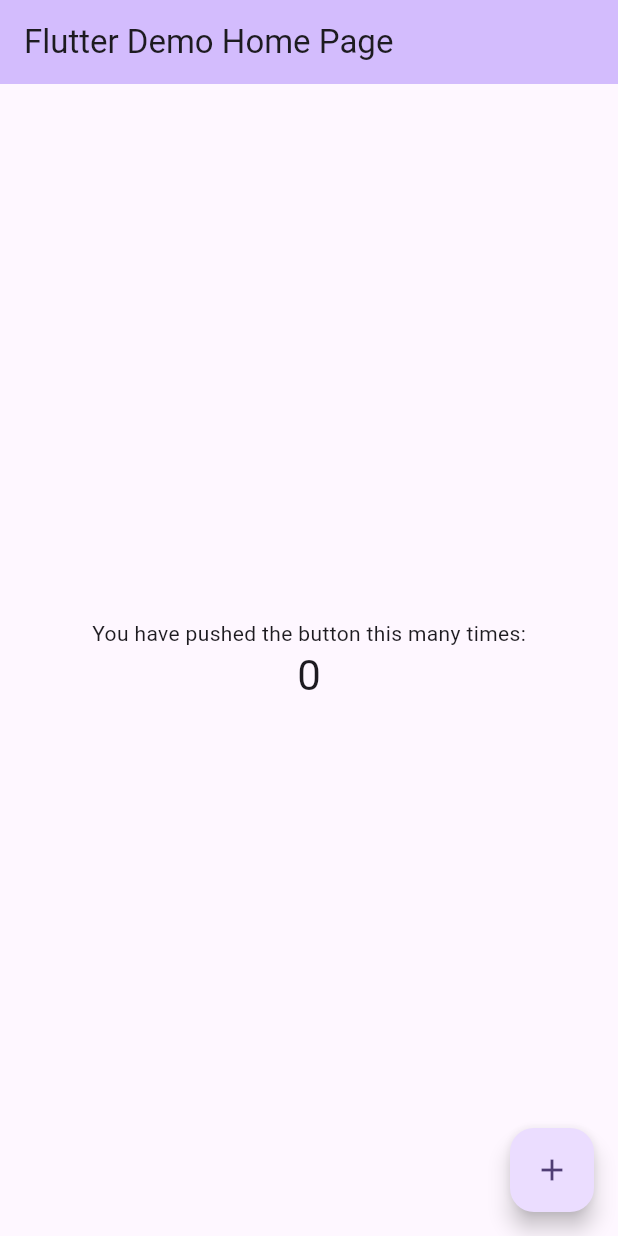
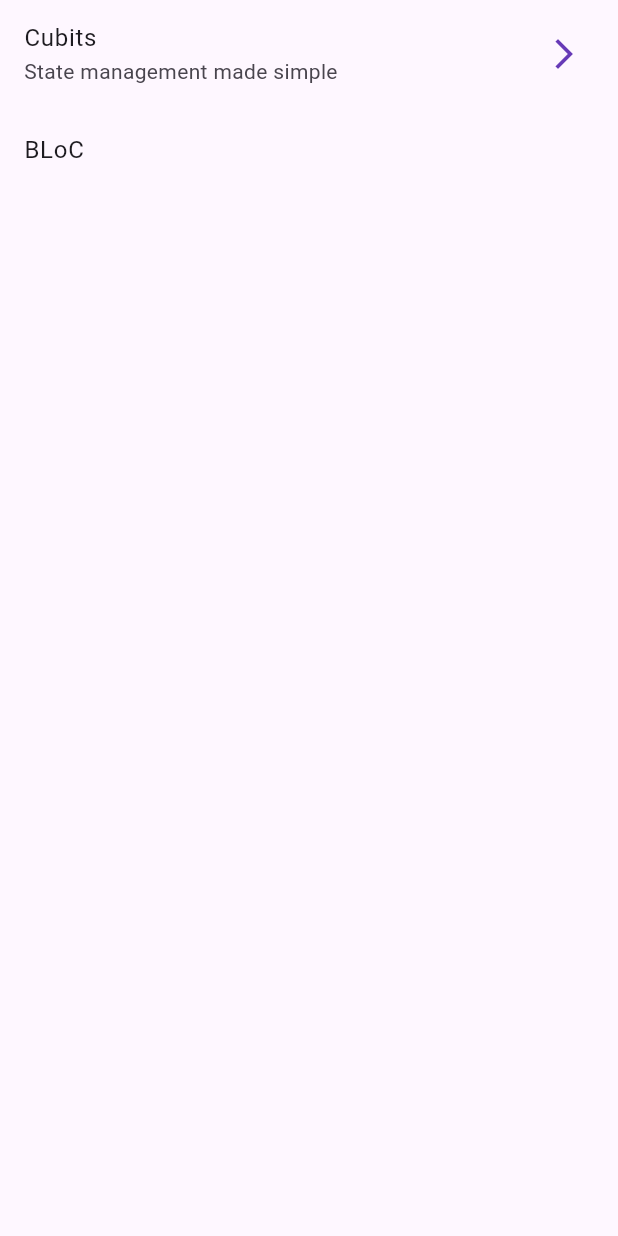
Before and after one commit to eacardenase/flutter-forms-app, a Flutter app: the screen it shows after launch, on a phone screen of 412 x 824 dp. Run offline on Flutter 3.47's test engine with Material 3 defaults, Android fonts, the phone set to English and light mode, and no system bars; our stand-ins replace go_router.

Commit message:
feat: add presentation and config setup

```diff
--- /dev/null
+++ b/lib/config/router/app_router.dart
@@ -0,0 +1,17 @@
+import 'package:go_router/go_router.dart';
+
+import 'package:forms_app/presentation/screens/screens.dart';
+
+final appRouter = GoRouter(
+  initialLocation: '/',
+  routes: [
+    GoRoute(
+      path: '/',
+      builder: (context, state) => const HomeScreen(),
+    ),
+    GoRoute(
+      path: '/cubits',
+      builder: (context, state) => const CubitCounterScreen(),
+    ),
+  ],
+);
--- /dev/null
+++ b/lib/config/theme/app_theme.dart
@@ -0,0 +1,20 @@
+import 'package:flutter/material.dart';
+
+class AppTheme {
+  ThemeData getTheme() {
+    const seedColor = Colors.deepPurple;
+
+    return ThemeData(
+      colorSchemeSeed: seedColor,
+      listTileTheme: const ListTileThemeData(
+        iconColor: seedColor,
+      ),
+      appBarTheme: const AppBarTheme(
+        centerTitle: true,
+        iconTheme: IconThemeData(
+          color: seedColor,
+        ),
+      ),
+    );
+  }
+}
--- a/lib/main.dart
+++ b/lib/main.dart
@@ -1,4 +1,7 @@
 import 'package:flutter/material.dart';
+
+import 'package:forms_app/config/router/app_router.dart';
+import 'package:forms_app/config/theme/app_theme.dart';
 
 void main() {
   runApp(const MyApp());
@@ -10,116 +13,10 @@ class MyApp extends StatelessWidget {
   // This widget is the root of your application.
   @override
   Widget build(BuildContext context) {
-    return MaterialApp(
-      title: 'Flutter Demo',
-      theme: ThemeData(
-        // This is the theme of your application.
-        //
-        // TRY THIS: Try running your application with "flutter run". You'll see
-        // the application has a purple toolbar. Then, without quitting the app,
-        // try changing the seedColor in the colorScheme below to Colors.green
-        // and then invoke "hot reload" (save your changes or press the "hot
-        // reload" button in a Flutter-supported IDE, or press "r" if you used
-        // the command line to start the app).
-        //
-        // Notice that the counter didn't reset back to zero; the application
-        // state is not lost during the reload. To reset the state, use hot
-        // restart instead.
-        //
-        // This works for code too, not just values: Most code changes can be
-        // tested with just a hot reload.
-        colorScheme: ColorScheme.fromSeed(seedColor: Colors.deepPurple),
-        useMaterial3: true,
-      ),
-      home: const MyHomePage(title: 'Flutter Demo Home Page'),
+    return MaterialApp.router(
+      debugShowCheckedModeBanner: false,
+      routerConfig: appRouter,
+      theme: AppTheme().getTheme(),
     );
   }
 }
-
-class MyHomePage extends StatefulWidget {
-  const MyHomePage({super.key, required this.title});
-
-  // This widget is the home page of your application. It is stateful, meaning
-  // that it has a State object (defined below) that contains fields that affect
-  // how it looks.
-
-  // This class is the configuration for the state. It holds the values (in this
-  // case the title) provided by the parent (in this case the App widget) and
-  // used by the build method of the State. Fields in a Widget subclass are
-  // always marked "final".
-
-  final String title;
-
-  @override
-  State<MyHomePage> createState() => _MyHomePageState();
-}
-
-class _MyHomePageState extends State<MyHomePage> {
-  int _counter = 0;
-
-  void _incrementCounter() {
-    setState(() {
-      // This call to setState tells the Flutter framework that something has
-      // changed in this State, which causes it to rerun the build method below
-      // so that the display can reflect the updated values. If we changed
-      // _counter without calling setState(), then the build method would not be
-      // called again, and so nothing would appear to happen.
-      _counter++;
-    });
-  }
-
-  @override
-  Widget build(BuildContext context) {
-    // This method is rerun every time setState is called, for instance as done
-    // by the _incrementCounter method above.
-    //
-    // The Flutter framework has been optimized to make rerunning build methods
-    // fast, so that you can just rebuild anything that needs updating rather
-    // than having to individually change instances of widgets.
-    return Scaffold(
-      appBar: AppBar(
-        // TRY THIS: Try changing the color here to a specific color (to
-        // Colors.amber, perhaps?) and trigger a hot reload to see the AppBar
-        // change color while the other colors stay the same.
-        backgroundColor: Theme.of(context).colorScheme.inversePrimary,
-        // Here we take the value from the MyHomePage object that was created by
-        // the App.build method, and use it to set our appbar title.
-        title: Text(widget.title),
-      ),
-      body: Center(
-        // Center is a layout widget. It takes a single child and positions it
-        // in the middle of the parent.
-        child: Column(
-          // Column is also a layout widget. It takes a list of children and
-          // arranges them vertically. By default, it sizes itself to fit its
-          // children horizontally, and tries to be as tall as its parent.
-          //
-          // Column has various properties to control how it sizes itself and
-          // how it positions its children. Here we use mainAxisAlignment to
-          // center the children vertically; the main axis here is the vertical
-          // axis because Columns are vertical (the cross axis would be
-          // horizontal).
-          //
-          // TRY THIS: Invoke "debug painting" (choose the "Toggle Debug Paint"
-          // action in the IDE, or press "p" in the console), to see the
-          // wireframe for each widget.
-          mainAxisAlignment: MainAxisAlignment.center,
-          children: <Widget>[
-            const Text(
-              'You have pushed the button this many times:',
-            ),
-            Text(
-              '$_counter',
-              style: Theme.of(context).textTheme.headlineMedium,
-            ),
-          ],
-        ),
-      ),
-      floatingActionButton: FloatingActionButton(
-        onPressed: _incrementCounter,
-        tooltip: 'Increment',
-        child: const Icon(Icons.add),
-      ), // This trailing comma makes auto-formatting nicer for build methods.
-    );
-  }
-}
--- /dev/null
+++ b/lib/presentation/screens/cubit_counter_screen.dart
@@ -0,0 +1,14 @@
+import 'package:flutter/material.dart';
+
+class CubitCounterScreen extends StatelessWidget {
+  const CubitCounterScreen({super.key});
+
+  @override
+  Widget build(BuildContext context) {
+    return Scaffold(
+      appBar: AppBar(
+        title: const Text('Cubit Counter'),
+      ),
+    );
+  }
+}
--- /dev/null
+++ b/lib/presentation/screens/home_screen.dart
@@ -0,0 +1,27 @@
+import 'package:flutter/material.dart';
+
+import 'package:go_router/go_router.dart';
+
+class HomeScreen extends StatelessWidget {
+  const HomeScreen({super.key});
+
+  @override
+  Widget build(BuildContext context) {
+    return Scaffold(
+      body: ListView(
+        children: [
+          ListTile(
+            title: const Text('Cubits'),
+            subtitle: const Text('State management made simple'),
+            trailing: const Icon(Icons.arrow_forward_ios),
+            onTap: () => context.push('/cubits'),
+          ),
+          ListTile(
+            title: const Text('BLoC'),
+            onTap: () {},
+          ),
+        ],
+      ),
+    );
+  }
+}
--- /dev/null
+++ b/lib/presentation/screens/screens.dart
@@ -0,0 +1,2 @@
+export 'package:forms_app/presentation/screens/cubit_counter_screen.dart';
+export 'package:forms_app/presentation/screens/home_screen.dart';
```
Also changed, not shown: pubspec.yaml (+4 -12 lines), pubspec.lock.
